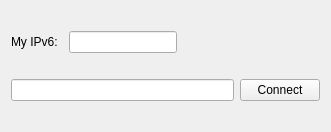
Before: the Qt Designer form src/mainwindow.ui in ChronosXYZ/Influence-cjdns, drawn with Qt 5.
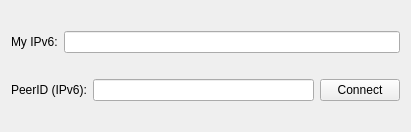
After: the same form once the commit is applied.

Commit message: The width of the main window has been slightly changed, widget layouts have been added, and the label "Peer ID (IPv6):" has been added before the LineEdit "peerID".

The edit to the form file:
```diff
--- a/src/mainwindow.ui
+++ b/src/mainwindow.ui
@@ -6,19 +6,19 @@
    <rect>
     <x>0</x>
     <y>0</y>
-    <width>331</width>
+    <width>411</width>
     <height>132</height>
    </rect>
   </property>
   <property name="minimumSize">
    <size>
-    <width>331</width>
+    <width>411</width>
     <height>132</height>
    </size>
   </property>
   <property name="maximumSize">
    <size>
-    <width>331</width>
+    <width>411</width>
     <height>132</height>
    </size>
   </property>
@@ -29,15 +29,10 @@
    <string>Influence</string>
   </property>
   <widget class="QWidget" name="centralWidget">
-   <layout class="QGridLayout" name="gridLayout">
-    <item row="1" column="0" colspan="4">
-     <widget class="QLineEdit" name="peerID">
-      <property name="text">
-       <string/>
-      </property>
-     </widget>
-    </item>
-    <item row="0" column="0">
+   <layout class="QVBoxLayout" name="verticalLayout">
+    <item>
+     <layout class="QHBoxLayout" name="horizontalLayout_2">
+      <item>
      <widget class="QLabel" name="label">
       <property name="locale">
        <locale language="English" country="UnitedStates"/>
@@ -47,22 +42,45 @@
       </property>
      </widget>
     </item>
-    <item row="1" column="4">
-     <widget class="QPushButton" name="connectToPeer">
+      <item>
+       <widget class="QLineEdit" name="peerID">
+        <property name="text">
+         <string/>
+        </property>
+       </widget>
+      </item>
+     </layout>
+    </item>
+    <item>
+     <layout class="QHBoxLayout" name="horizontalLayout">
+      <item>
+       <widget class="QLabel" name="label_2">
       <property name="locale">
        <locale language="English" country="UnitedStates"/>
       </property>
       <property name="text">
-       <string>Connect</string>
+         <string>PeerID (IPv6):</string>
       </property>
      </widget>
     </item>
-    <item row="0" column="1" colspan="2">
+      <item>
      <widget class="QLineEdit" name="myIP">
       <property name="readOnly">
        <bool>true</bool>
       </property>
      </widget>
+      </item>
+      <item>
+       <widget class="QPushButton" name="connectToPeer">
+        <property name="locale">
+         <locale language="English" country="UnitedStates"/>
+        </property>
+        <property name="text">
+         <string>Connect</string>
+        </property>
+       </widget>
+      </item>
+     </layout>
     </item>
    </layout>
   </widget>
```
Lines whose indentation alone changed are shown as unchanged.
